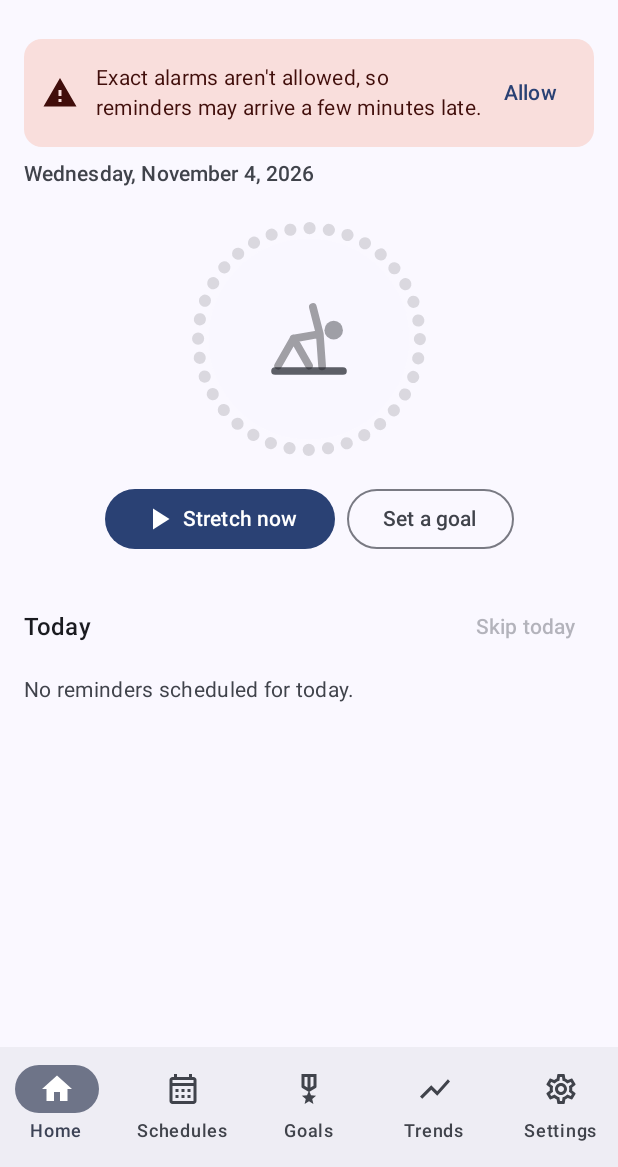
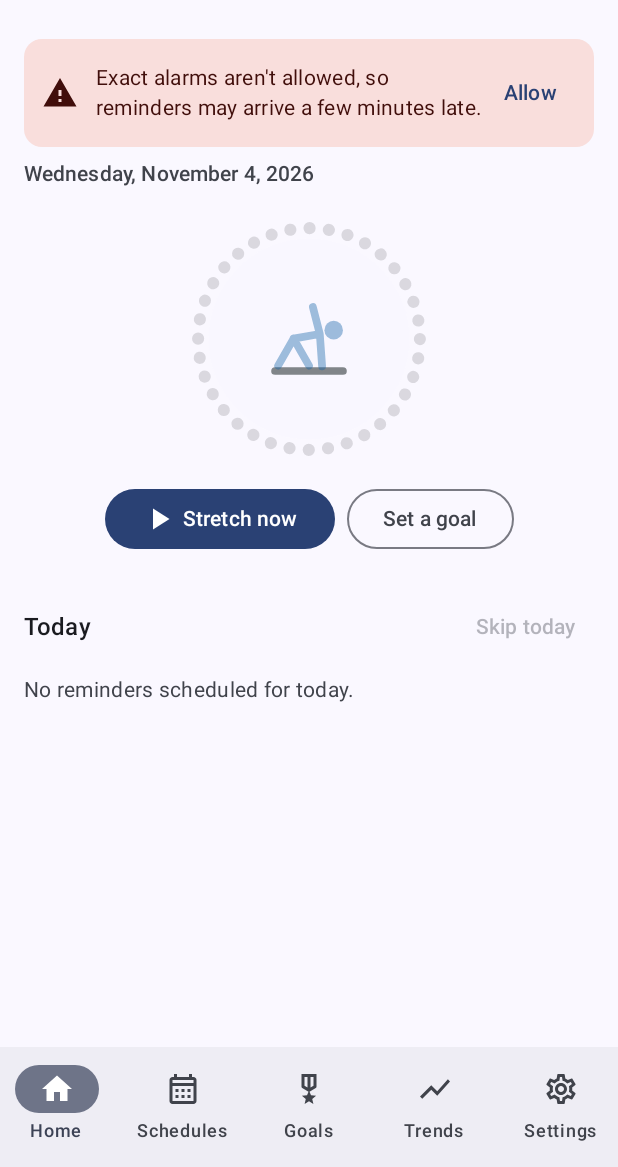
Before and after one commit to derekwinters/simple-stretch-android, an Android app built with Jetpack Compose: the screen it shows after launch (MainActivity), on a phone screen of 412 x 824 dp, the part 69-1236 px from its top. Run offline under Robolectric (Android 15) with nearby library versions, the phone set to English and light mode, and no system bars; our stand-ins replace Room's generated code.

Commit message:
feat(home): draw the goal ring's centre figure in the launcher icon's colours
The figure is #1361A7 (dimmed, at 40%) and the mat #818589 in every theme,
from LauncherIconColors, which matches the colour resources the launcher
icon now draws with (HOME-006).

Co-Authored-By: Claude Opus 5.5 <noreply@anthropic.com>

```diff
--- a/app/src/main/java/com/derekwinters/stretch/ui/home/HomeRing.kt
+++ b/app/src/main/java/com/derekwinters/stretch/ui/home/HomeRing.kt
@@ -39,7 +39,6 @@ fun GoalRingImage(model: RingModel, modifier: Modifier = Modifier) {
         primary = scheme.primary.toArgb(),
         surface = scheme.surface.toArgb(),
         onSurface = scheme.onSurface.toArgb(),
-        outline = scheme.outline.toArgb(),
         dark = scheme.surface.luminance() < 0.5f,
     )
     val description = HomeRing.description(model)
--- a/app/src/main/java/com/derekwinters/stretch/widget/WidgetPalette.kt
+++ b/app/src/main/java/com/derekwinters/stretch/widget/WidgetPalette.kt
@@ -32,7 +32,7 @@ object WidgetPalette {
     private const val TRACK_ALPHA_LIGHT = 0.14f
     private const val TRACK_ALPHA_DARK = 0.18f
     private const val DIMMED_ALPHA = 0.40f
-    private const val MAT_GREY = 0xFF818589.toInt()
+    private const val MAT_GREY = LauncherIconColors.MAT
 
     /** WIDGET-008: the mockup's values, used only without dynamic colour. */
     val FIXED_LIGHT = colors(
@@ -60,15 +60,20 @@ object WidgetPalette {
 
     /**
      * HOME-006: the ring drawn inside the app, in the app theme's colours ([primary], [surface],
-     * [onSurface], [outline], ARGB), with the same roles and alphas as the dynamic widget above.
+     * [onSurface], ARGB), with the same roles and alphas as the dynamic widget above, except the
+     * figure, dimmed figure and mat, which are always the launcher icon's colours (HOME-006
+     * invariant).
      */
-    fun fromTheme(primary: Int, surface: Int, onSurface: Int, outline: Int, dark: Boolean): WidgetColors =
+    fun fromTheme(primary: Int, surface: Int, onSurface: Int, dark: Boolean): WidgetColors =
         colors(
             primary,
             surface,
             onSurface,
             withAlpha(onSurface, if (dark) TRACK_ALPHA_DARK else TRACK_ALPHA_LIGHT),
-            outline,
+            LauncherIconColors.MAT,
+        ).copy(
+            figure = LauncherIconColors.FIGURE,
+            dimmedFigure = withAlpha(LauncherIconColors.FIGURE, DIMMED_ALPHA),
         )
 
     private fun colors(arc: Int, surface: Int, onSurface: Int, track: Int, mat: Int) = WidgetColors(
--- a/app/src/main/res/drawable/ic_launcher_foreground.xml
+++ b/app/src/main/res/drawable/ic_launcher_foreground.xml
@@ -6,18 +6,18 @@
     android:viewportHeight="108">
     <!-- yoga mat -->
     <path
-        android:strokeColor="#818589"
+        android:strokeColor="@color/launcher_icon_mat"
         android:strokeWidth="5"
         android:strokeLineCap="round"
         android:fillColor="#00000000"
         android:pathData="M32,74 L76,74" />
     <!-- head -->
     <path
-        android:fillColor="#1361A7"
+        android:fillColor="@color/launcher_icon_figure"
         android:pathData="M70,47.5m-6,0a6,6 0,1 1,12 0a6,6 0,1 1,-12 0" />
     <!-- body, side bend: legs apart, low hand on the mat, top arm reaching up -->
     <path
-        android:strokeColor="#1361A7"
+        android:strokeColor="@color/launcher_icon_figure"
         android:strokeWidth="5"
         android:strokeLineCap="round"
         android:strokeLineJoin="round"
--- a/app/src/main/res/values/colors.xml
+++ b/app/src/main/res/values/colors.xml
@@ -1,4 +1,7 @@
 <?xml version="1.0" encoding="utf-8"?>
 <resources>
     <color name="ic_launcher_background">#FFFFFF</color>
+    <!-- The launcher icon's figure and mat, also used by the goal ring (LauncherIconColors). -->
+    <color name="launcher_icon_figure">#1361A7</color>
+    <color name="launcher_icon_mat">#818589</color>
 </resources>
```
Also changed, not shown: 2 other files.
